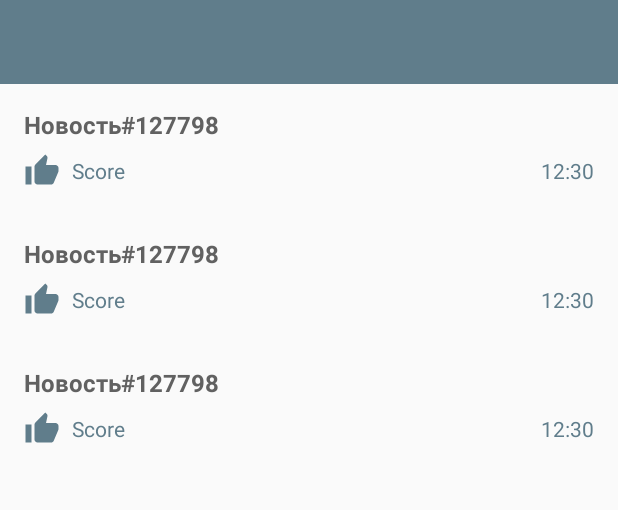
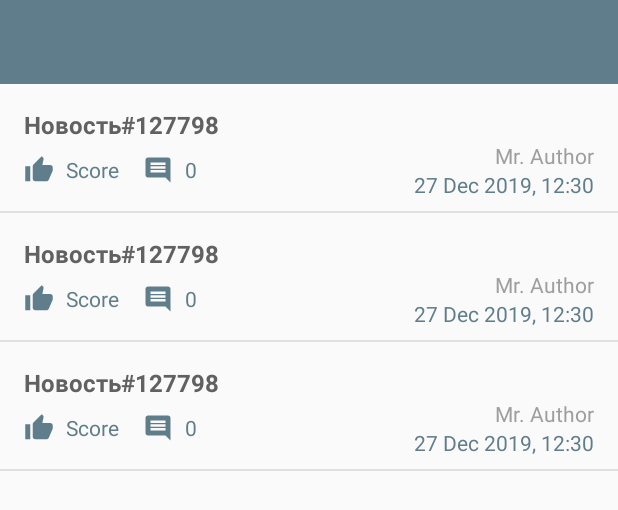
Before and after one commit to a-chekulov/HackerNews-Android, an Android app: the layout fragment_newslist.xml on its own in the app's theme, with its tools: preview values and no code run, on a phone screen of 412 x 824 dp. Shown: the top 510 px of the screen. Run offline under Robolectric (Android 15) with nearby library versions, the phone set to English and light mode, and no system bars.

Commit message:
add comment count

```diff
--- a/app/src/main/java/com/achek/hackernews/presentation/presenter/newslist/NewsListPresenter.kt
+++ b/app/src/main/java/com/achek/hackernews/presentation/presenter/newslist/NewsListPresenter.kt
@@ -1,6 +1,7 @@
 package com.achek.hackernews.presentation.presenter.newslist
 
 import com.achek.hackernews.data.common.SchedulersProvider
+import com.achek.hackernews.data.newslist.NewsRepo
 import com.achek.hackernews.domain.newslist.NewsListInteractor
 import com.achek.hackernews.presentation.view.newslist.NewsListView
 import com.achek.hackernews.utils.plusAssign
@@ -21,6 +22,7 @@ class NewsListPresenter @AssistedInject constructor(
 
     private val disposables = CompositeDisposable()
     private var page: Int = -1
+    private var items: Int = 0
 
     override fun onFirstViewAttach() {
         super.onFirstViewAttach()
@@ -40,8 +42,10 @@ class NewsListPresenter @AssistedInject constructor(
             .observeOn(provider.ui())
             .subscribe({
                 viewState.addNews(it)
+                items++
+                if (items == NewsRepo.PAGE_SIZE * (page + 1)) viewState.showProgress(false)
             }, {
-                viewState.showMessage(it.toString())
+                items++
             })
     }
 
--- a/app/src/main/java/com/achek/hackernews/presentation/view/newslist/NewsListFragment.kt
+++ b/app/src/main/java/com/achek/hackernews/presentation/view/newslist/NewsListFragment.kt
@@ -6,6 +6,7 @@ import android.os.Bundle
 import android.view.LayoutInflater
 import android.view.View
 import android.view.ViewGroup
+import android.widget.ProgressBar
 import android.widget.Toast
 import androidx.appcompat.widget.Toolbar
 import androidx.core.content.ContextCompat
@@ -28,6 +29,7 @@ class NewsListFragment : MvpAppCompatFragment(), NewsListView {
     private lateinit var toolbar: Toolbar
     private lateinit var adapter: NewsAdapter
     private lateinit var recyclerView: RecyclerView
+    private lateinit var progress: ProgressBar
     private  var page = 1
 
     @Inject
@@ -57,6 +59,8 @@ class NewsListFragment : MvpAppCompatFragment(), NewsListView {
         toolbar.title = getString(R.string.recent_news)
         toolbar.setTitleTextColor(ContextCompat.getColor(activity!!, android.R.color.white))
 
+        progress = view.findViewById(R.id.progress)
+
         adapter = NewsAdapter {
             try {
                 val i = Intent(Intent.ACTION_VIEW)
@@ -76,11 +80,11 @@ class NewsListFragment : MvpAppCompatFragment(), NewsListView {
             override fun onScrolled(recyclerView: RecyclerView, dx: Int, dy: Int) {
                 if (dy > 0) {
                     val pos = (recyclerView.layoutManager as LinearLayoutManager).findLastVisibleItemPosition()
-                    if (pos == (NewsRepo.PAGE_SIZE - 1) * page) {
+                    if (pos == (NewsRepo.PAGE_SIZE) * page - 1) {
                         page++
+                        showProgress(true)
                         presenter.loadNews()
                     }
-
                 }
             }
         })
@@ -98,4 +102,9 @@ class NewsListFragment : MvpAppCompatFragment(), NewsListView {
     override fun addNews(newsModel: NewsModel) {
         adapter.addItem(newsModel)
     }
+
+    override fun showProgress(showing: Boolean) {
+        if (showing) progress.visibility = View.VISIBLE
+        else progress.visibility = View.GONE
+    }
 }
--- a/app/src/main/java/com/achek/hackernews/presentation/view/newslist/NewsListView.kt
+++ b/app/src/main/java/com/achek/hackernews/presentation/view/newslist/NewsListView.kt
@@ -7,4 +7,5 @@ interface NewsListView: MvpView {
     fun showMessage(text: String)
     fun showContent(list: List<NewsModel>)
     fun addNews(newsModel: NewsModel)
+    fun showProgress(showing: Boolean)
 }
--- a/app/src/main/java/com/achek/hackernews/presentation/view/newslist/NewsViewHolder.kt
+++ b/app/src/main/java/com/achek/hackernews/presentation/view/newslist/NewsViewHolder.kt
@@ -14,11 +14,22 @@ class NewsViewHolder(itemView: View) : RecyclerView.ViewHolder(itemView) {
     private val title = itemView.findViewById<TextView>(R.id.tv_title_news)
     private val score = itemView.findViewById<TextView>(R.id.tv_score)
     private val time = itemView.findViewById<TextView>(R.id.tv_time)
+    private val author = itemView.findViewById<TextView>(R.id.author)
+    private val comments = itemView.findViewById<TextView>(R.id.tv_comments)
+
+    private val authorPrefix = itemView.context.getString(R.string.author_prefix)
+
 
     fun bind(newsModel: NewsModel) {
         title.text = newsModel.title
         score.text = newsModel.score.toString()
+        time.text = Date(1000L * newsModel.time).dayMonthYearHourMinuteFormat()
+        author.text = ("$authorPrefix ${newsModel.by}")
 
-        time.text = Date(1000L * newsModel.time).dayMonthYearHourMinuteFormat()
+        newsModel.kids?.let {
+            comments.text = newsModel.kids.size.toString()
+        }
+
+
     }
 }
--- /dev/null
+++ b/app/src/main/res/drawable/ic_comment.xml
@@ -0,0 +1,5 @@
+<vector android:height="20dp" android:tint="#607D8B"
+    android:viewportHeight="24.0" android:viewportWidth="24.0"
+    android:width="20dp" xmlns:android="http://schemas.android.com/apk/res/android">
+    <path android:fillColor="#FF000000" android:pathData="M21.99,4c0,-1.1 -0.89,-2 -1.99,-2L4,2c-1.1,0 -2,0.9 -2,2v12c0,1.1 0.9,2 2,2h14l4,4 -0.01,-18zM18,14L6,14v-2h12v2zM18,11L6,11L6,9h12v2zM18,8L6,8L6,6h12v2z"/>
+</vector>
--- a/app/src/main/res/drawable/ic_thumb_up.xml
+++ b/app/src/main/res/drawable/ic_thumb_up.xml
@@ -1,5 +1,5 @@
-<vector android:height="24dp" android:tint="#607D8B"
+<vector android:height="20dp" android:tint="#607D8B"
     android:viewportHeight="24.0" android:viewportWidth="24.0"
-    android:width="24dp" xmlns:android="http://schemas.android.com/apk/res/android">
+    android:width="20dp" xmlns:android="http://schemas.android.com/apk/res/android">
     <path android:fillColor="#FF000000" android:pathData="M1,21h4L5,9L1,9v12zM23,10c0,-1.1 -0.9,-2 -2,-2h-6.31l0.95,-4.57 0.03,-0.32c0,-0.41 -0.17,-0.79 -0.44,-1.06L14.17,1 7.59,7.59C7.22,7.95 7,8.45 7,9v10c0,1.1 0.9,2 2,2h9c0.83,0 1.54,-0.5 1.84,-1.22l3.02,-7.05c0.09,-0.23 0.14,-0.47 0.14,-0.73v-1.91l-0.01,-0.01L23,10z"/>
 </vector>
--- a/app/src/main/res/layout/fragment_newslist.xml
+++ b/app/src/main/res/layout/fragment_newslist.xml
@@ -1,5 +1,5 @@
 <?xml version="1.0" encoding="utf-8"?>
-<LinearLayout xmlns:android="http://schemas.android.com/apk/res/android"
+<RelativeLayout xmlns:android="http://schemas.android.com/apk/res/android"
     xmlns:tools="http://schemas.android.com/tools"
     android:orientation="vertical"
     android:layout_width="match_parent"
@@ -9,12 +9,23 @@
         android:id="@+id/toolbar"
         android:layout_width="match_parent"
         android:layout_height="?attr/actionBarSize"
-        android:background="@color/colorPrimary"/>
+        android:background="@color/colorPrimary"
+        android:layout_alignParentTop="true"/>
 
     <androidx.recyclerview.widget.RecyclerView
         android:id="@+id/recycler"
         android:layout_width="match_parent"
         android:layout_height="match_parent"
-        tools:listitem="@layout/holder_news"/>
+        tools:listitem="@layout/holder_news"
+        android:layout_below="@id/toolbar"
+        android:layout_above="@id/progress"/>
 
-</LinearLayout>
+    <ProgressBar
+        android:id="@+id/progress"
+        android:layout_width="wrap_content"
+        android:layout_height="wrap_content"
+        android:layout_alignParentBottom="true"
+        android:layout_centerHorizontal="true"
+        android:visibility="gone"/>
+
+</RelativeLayout>
--- a/app/src/main/res/layout/holder_news.xml
+++ b/app/src/main/res/layout/holder_news.xml
@@ -3,8 +3,8 @@
     xmlns:tools="http://schemas.android.com/tools"
     android:orientation="vertical"
     android:layout_width="match_parent"
-    android:layout_height="wrap_content"
-    android:padding="16dp">
+    android:layout_height="wrap_content">
+
 
     <TextView
         android:id="@+id/tv_title_news"
@@ -14,11 +14,15 @@
         android:textStyle="bold"
         android:textSize="16sp"
         android:textColor="@color/gray_700"
-        android:layout_marginBottom="8dp"/>
+        android:layout_marginTop="16dp"
+        android:layout_marginStart="16dp"
+        android:layout_marginEnd="16dp"/>
 
     <RelativeLayout
         android:layout_width="match_parent"
-        android:layout_height="wrap_content">
+        android:layout_height="wrap_content"
+        android:layout_marginStart="16dp"
+        android:layout_marginEnd="16dp">
 
         <ImageView
             android:id="@+id/iv_scope"
@@ -39,15 +43,59 @@
             android:textColor="@color/colorPrimary"
             android:layout_centerVertical="true"/>
 
-        <TextView
-            android:id="@+id/tv_time"
+        <ImageView
+            android:id="@+id/iv_comments"
             android:layout_width="wrap_content"
             android:layout_height="wrap_content"
-            tools:text="12:30"
-            android:layout_gravity="end"
-            android:layout_alignParentEnd="true"
+            android:src="@drawable/ic_comment"
+            android:layout_marginStart="16dp"
+            android:layout_marginEnd="8dp"
+            android:layout_toEndOf="@id/tv_score"
+            android:layout_centerVertical="true"/>
+
+        <TextView
+            android:id="@+id/tv_comments"
+            android:layout_width="wrap_content"
+            android:layout_height="wrap_content"
+            android:text="@string/count_default"
+            android:layout_gravity="start"
+            android:layout_toEndOf="@id/iv_comments"
             android:textColor="@color/colorPrimary"
             android:layout_centerVertical="true"/>
+
+        <LinearLayout
+            android:layout_width="wrap_content"
+            android:layout_height="wrap_content"
+            android:orientation="vertical"
+            android:layout_alignParentEnd="true"
+            android:layout_centerVertical="true">
+
+            <TextView
+                android:id="@+id/author"
+                android:layout_width="wrap_content"
+                android:layout_height="wrap_content"
+                android:textColor="@color/gray_500"
+                tools:text="Mr. Author"
+                android:layout_gravity="end">
+
+            </TextView>
+
+            <TextView
+                android:id="@+id/tv_time"
+                android:layout_width="wrap_content"
+                android:layout_height="wrap_content"
+                tools:text="27 Dec 2019, 12:30"
+                android:layout_gravity="end"
+                android:textColor="@color/colorPrimary"/>
+        </LinearLayout>
+
+
     </RelativeLayout>
 
+    <View
+        android:layout_width="match_parent"
+        android:layout_height="1dp"
+        android:background="@color/gray_300"
+        android:layout_marginTop="8dp"/>
+
 </LinearLayout>
--- a/app/src/main/res/values/colors.xml
+++ b/app/src/main/res/values/colors.xml
@@ -4,6 +4,9 @@
     <color name="colorPrimaryDark">#455A64</color>
     <color name="colorAccent">#D81B60</color>
 
+
+    <color name="gray_300">#E0E0E0</color>
+    <color name="gray_500">#9E9E9E</color>
     <color name="gray_700">#616161</color>
     <color name="gray_900">#212121</color>
 </resources>
--- a/app/src/main/res/values/strings.xml
+++ b/app/src/main/res/values/strings.xml
@@ -1,4 +1,7 @@
 <resources>
     <string name="app_name">HackerNews</string>
     <string name="recent_news">Recent News</string>
+
+    <string name="author_prefix">by </string>
+    <string name="count_default">0</string>
 </resources>
```
